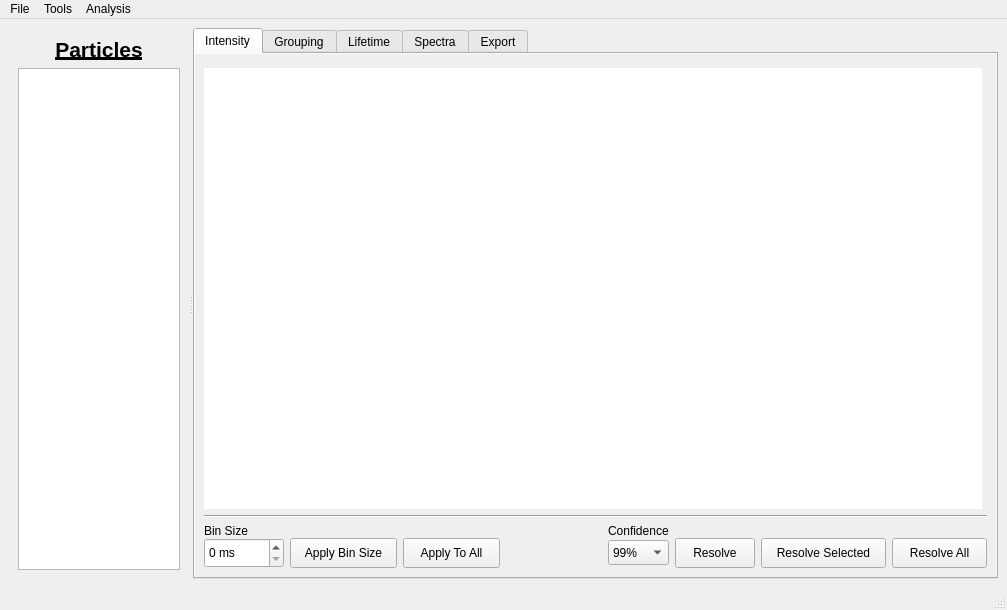
Above: ui/mainwindow.ui from BioPhysicsUP/Full_SMS before the change. Below: the same form after it.
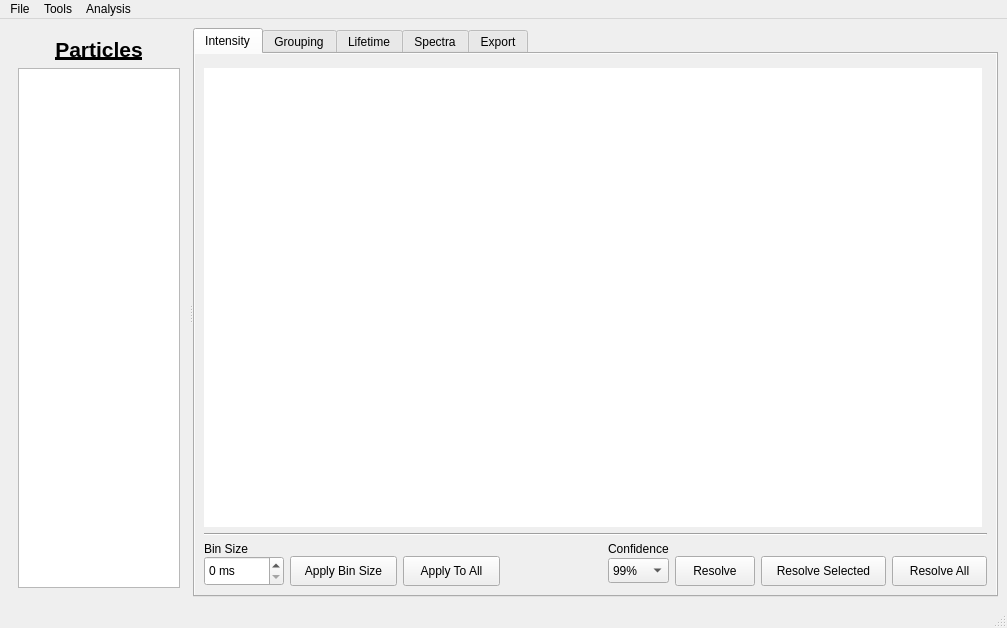
That is the form after the change. Icons and pictures are not drawn. Custom widgets are drawn as their Qt base class.

Commit message: Seems to be working

```diff
--- a/ui/mainwindow.ui
+++ b/ui/mainwindow.ui
@@ -8,7 +8,7 @@
     <x>0</x>
     <y>0</y>
     <width>1007</width>
-    <height>610</height>
+    <height>628</height>
    </rect>
   </property>
   <property name="sizePolicy">
```
Left out of the diff: 27 changed lines with no effect on the pictures. The commit also changes 2 other files.
